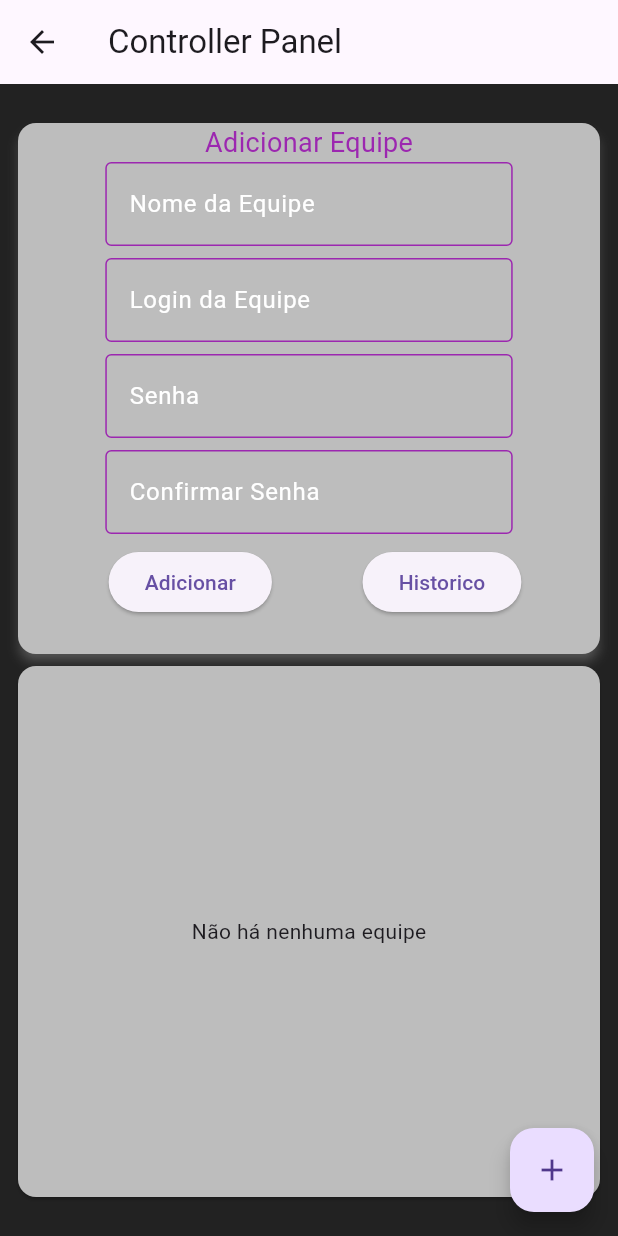
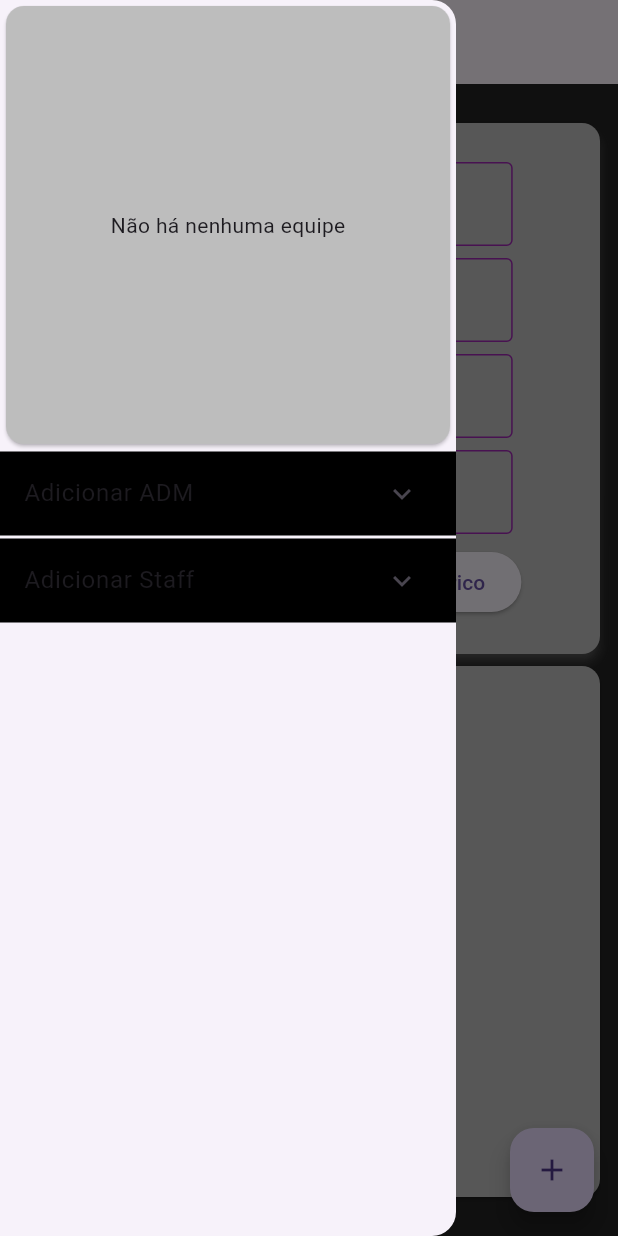
Before and after one commit to Guilfullstack/sherlock, a Flutter app: the ControllerPanelPage screen opened by its route, with the side drawer open (before the commit the screen has no drawer), on a phone screen of 412 x 824 dp. Run offline on Flutter 3.47's test engine with Material 3 defaults, Android fonts, the phone set to English and light mode, and no system bars; our stand-ins replace cloud_firestore, firebase_core, shared_preferences; accounts and stored records are empty.

Commit message:
atualização pagina controler

```diff
--- a/lib/view/page/controller_panel_page.dart
+++ b/lib/view/page/controller_panel_page.dart
@@ -35,6 +35,34 @@ class _ControllerPanelPageState extends State<ControllerPanelPage> {
   Widget build(BuildContext context) {
     return SafeArea(
       child: Scaffold(
+        drawer: Drawer(
+          child: ListView(
+            children: [
+              SizedBox(
+                  height: 300, child: listUsers(context, userController, 250)),
+              ExpansionTile(
+                title: const Text("Adicionar ADM"),
+                children: [
+                  Container(
+                    color: Colors.black,
+                    height: 300,
+                    child: _addTeams(context, true, false, userController),
+                  ),
+                ],
+              ),
+              ExpansionTile(
+                title: const Text("Adicionar Staff"),
+                children: [
+                  Container(
+                    color: Colors.black,
+                    height: 300,
+                    child: _addTeams(context, true, false, userController),
+                  ),
+                ],
+              ),
+            ],
+          ),
+        ),
         floatingActionButton: FloatingActionButton(
           onPressed: () {
             showDialog(
@@ -79,8 +107,23 @@ class _ControllerPanelPageState extends State<ControllerPanelPage> {
                         ),
                       ),
                       //lista das equipes
-                      SizedBox(
-                        width: 500,
+                      listUsers(context, userController, 500),
+                      history(context)
+                    ],
+                  ),
+                );
+              },
+            ),
+          ),
+        ),
+      ),
+    );
+  }
+
+  SizedBox listUsers(
+      BuildContext context, UserController userController, double width) {
+    return SizedBox(
+      width: width,
       height: MediaQuery.of(context).size.width > 1024
           ? MediaQuery.of(context).size.height - 100
           : MediaQuery.of(context).size.height / 2 - 50,
@@ -89,19 +132,15 @@ class _ControllerPanelPageState extends State<ControllerPanelPage> {
         child: StreamBuilder<List<UserTeam>>(
           stream: userController.teamStream,
           builder: (context, snapshot) {
-                              if (snapshot.connectionState ==
-                                  ConnectionState.waiting) {
-                                return const Center(
-                                    child: CircularProgressIndicator());
+            if (snapshot.connectionState == ConnectionState.waiting) {
+              return const Center(child: CircularProgressIndicator());
             }
             if (snapshot.hasError) {
               debugPrint("${snapshot.error}");
-                                return const Center(
-                                    child: Text('Erro ao carregas as equipes'));
+              return const Center(child: Text('Erro ao carregas as equipes'));
             }
             if (!snapshot.hasData || snapshot.data!.isEmpty) {
-                                return const Center(
-                                    child: Text('Não há nenhuma equipe'));
+              return const Center(child: Text('Não há nenhuma equipe'));
             }
 
             final listTeamn = snapshot.data!;
@@ -116,8 +155,7 @@ class _ControllerPanelPageState extends State<ControllerPanelPage> {
                     equipe: team.name,
                     credit: team.credit,
                     onTapRemove: () {
-                                        userController
-                                            .removeTeams(team.id.toString());
+                      userController.removeTeams(team.id.toString());
                     },
                     onTapEdit: () {
                       setState(() {
@@ -126,43 +164,27 @@ class _ControllerPanelPageState extends State<ControllerPanelPage> {
                           isScrollControlled: false,
                           context: context,
                           builder: (BuildContext context) {
-                                              userController.id.text =
-                                                  team.id ?? "";
-                                              userController.nameEdit.text =
-                                                  team.name ?? "";
-                                              userController.loginEdit.text =
-                                                  team.login ?? "";
+                            userController.id.text = team.id ?? "";
+                            userController.nameEdit.text = team.name ?? "";
+                            userController.loginEdit.text = team.login ?? "";
                             userController.passwordEdit.text =
                                 team.password ?? "";
                             return Form(
-                                                key: userController
-                                                    .formKeyEditTeam,
-                                                child: _addTeams(context, false,
-                                                    true, userController),
+                              key: userController.formKeyEditTeam,
+                              child: _addTeams(
+                                  context, false, true, userController),
                             );
                           },
                         );
                       });
                     },
-                                      onDesktop:
-                                          MediaQuery.of(context).size.width >
-                                              1329,
+                    onDesktop: MediaQuery.of(context).size.width > 1329,
                     onTapHistory: () {},
                   );
                 },
               ),
             );
           },
-                          ),
-                        ),
-                      ),
-                      history(context)
-                    ],
-                  ),
-                );
-              },
-            ),
-          ),
         ),
       ),
     );
@@ -272,12 +294,11 @@ class _ControllerPanelPageState extends State<ControllerPanelPage> {
                 child: userController.loading == false
                     ? ElevatedButton(
                         onPressed: () async {
-                          //adiciona equipe
+                          //add ADM
                           if (update == false) {
                             if (addAdm == true) {
                               setState(() {
                                 userController.loading = true;
-                                debugPrint("Foi");
                               });
                               final newUserAdm = UserAdm(
                                 login: userController.login.text,
@@ -288,6 +309,7 @@ class _ControllerPanelPageState extends State<ControllerPanelPage> {
                                 userController.loading = false;
                               });
                               exitWindows;
+                              //add Equipe
                             } else if (addAdm == false) {
                               final newUserTeams = UserTeam(
                                 name: userController.name.text,
@@ -304,8 +326,7 @@ class _ControllerPanelPageState extends State<ControllerPanelPage> {
                                 userController.loading = false;
                               });
                             }
-
-                            //adicionar adm
+                            //Atualizar Equipe
                           } else if (update == true) {
                             final newUserTeamsEdit = UserTeam(
                               id: userController.id.text,
@@ -314,6 +335,7 @@ class _ControllerPanelPageState extends State<ControllerPanelPage> {
                               password: userController.passwordEdit.text,
                             );
                             setState(() {
+                              print("id:${userController.id.text}");
                               userController.loading = true;
                             });
                             await userController.updateTeams(newUserTeamsEdit);
```
Also changed, not shown: lib/controller/user_controller.dart (+29 -17 lines). Lines whose indentation alone changed are shown as unchanged.
